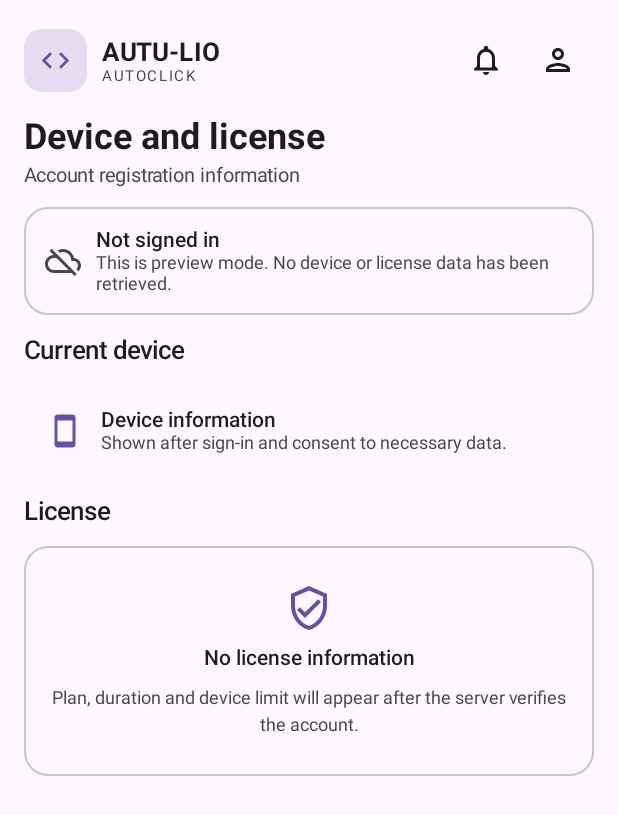
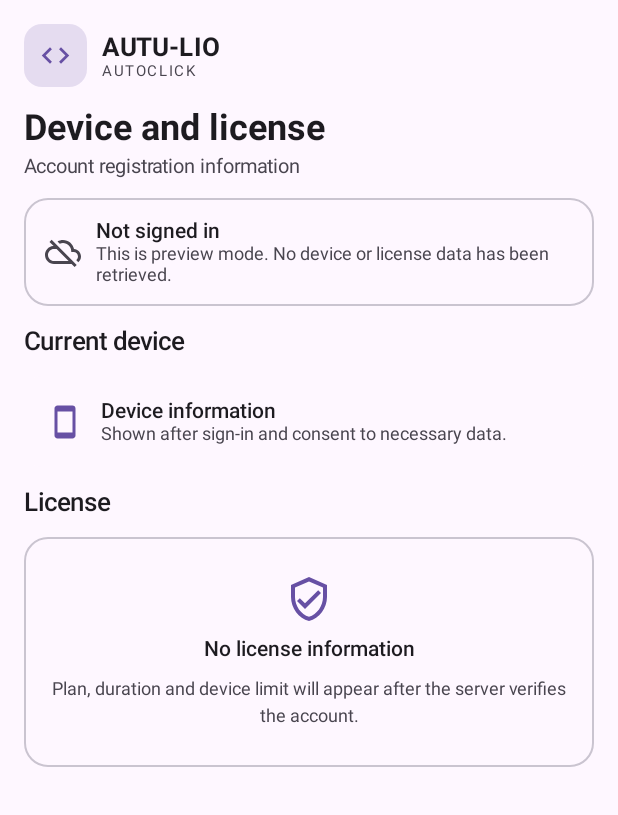
Before and after one commit to HUY-HOA/AUTU-LIO, an Android app built with Jetpack Compose: the composable CustomerDeviceLicensePage shown on its own in the app's theme, on a phone screen of 412 x 824 dp. Shown: the top 815 px of the screen. Run offline under Robolectric (Android 15) with nearby library versions, the phone set to English and light mode, and no system bars.

Commit message:
ui: remove inactive brand header buttons

```diff
--- a/app/src/main/java/com/autulio/app/MainActivity.kt
+++ b/app/src/main/java/com/autulio/app/MainActivity.kt
@@ -837,7 +837,7 @@ private fun EmptyPage(modifier: Modifier, title: String, subtitle: String, icon:
 
 @Composable
 private fun BrandHeader(admin: Boolean) {
-    Row(Modifier.fillMaxWidth(), verticalAlignment = Alignment.CenterVertically, horizontalArrangement = Arrangement.SpaceBetween) {
+    Row(Modifier.fillMaxWidth(), verticalAlignment = Alignment.CenterVertically) {
         Row(verticalAlignment = Alignment.CenterVertically, horizontalArrangement = Arrangement.spacedBy(10.dp)) {
             Surface(shape = RoundedCornerShape(12.dp), color = MaterialTheme.colorScheme.primary.copy(alpha = 0.16f)) {
                 Icon(Icons.Outlined.Code, null, tint = MaterialTheme.colorScheme.primary, modifier = Modifier.padding(10.dp).size(22.dp))
@@ -846,10 +846,6 @@ private fun BrandHeader(admin: Boolean) {
                 Text("AUTU-LIO", fontWeight = FontWeight.Bold, fontSize = 17.sp, letterSpacing = 0.5.sp)
                 Text(if (admin) "ADMIN STUDIO" else "AUTOCLICK", fontSize = 10.sp, letterSpacing = 1.1.sp, color = MaterialTheme.colorScheme.onSurfaceVariant)
             }
-        }
-        Row {
-            IconButton(onClick = {}) { Icon(Icons.Outlined.NotificationsNone, tr("Thông báo", "Notifications")) }
-            IconButton(onClick = {}) { Icon(Icons.Outlined.Person, tr("Tài khoản", "Account")) }
         }
     }
 }
```
